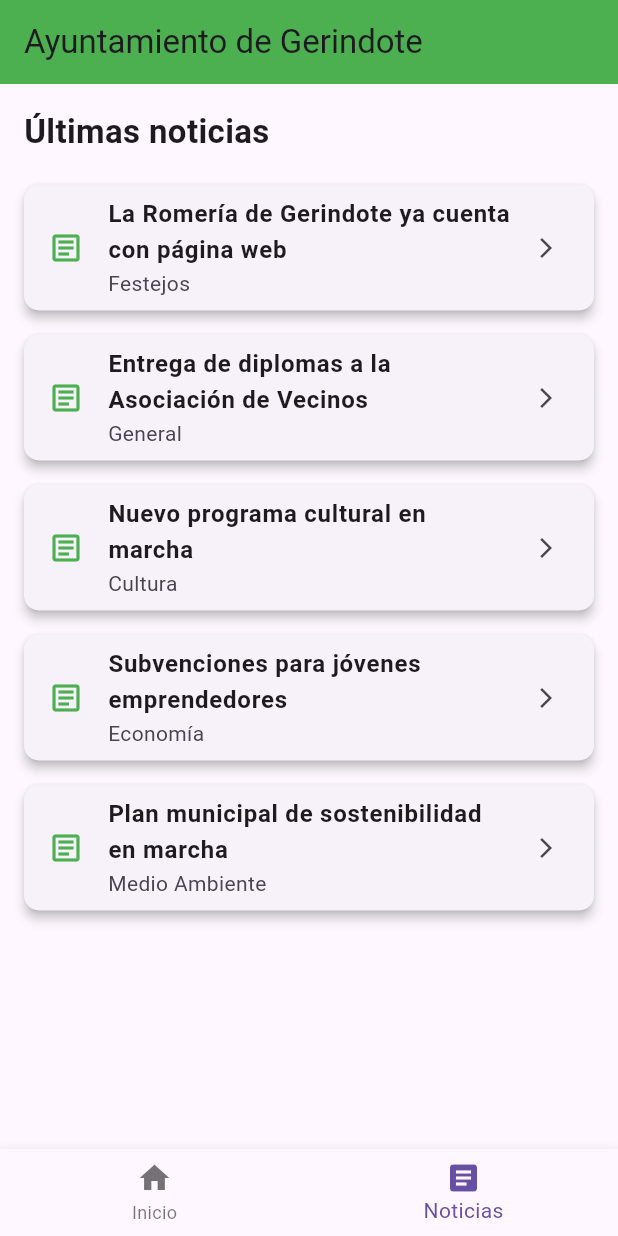
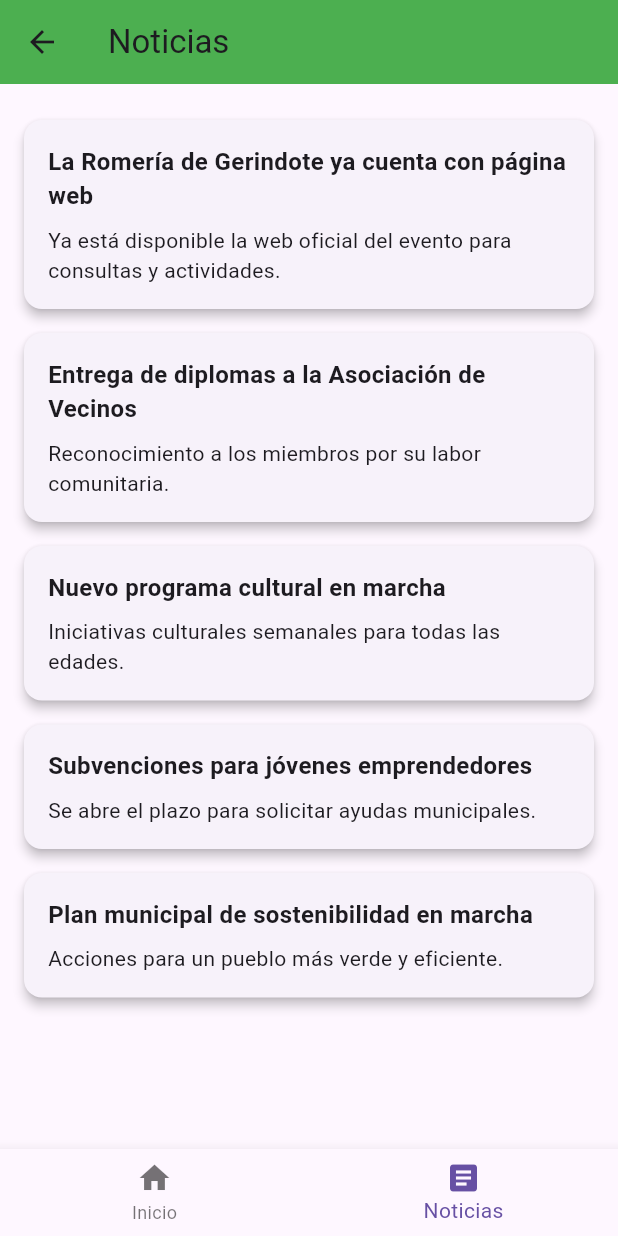
Before and after one commit to FeederMaster666/API_Gerindote, a Flutter app: the Noticias screen opened directly, on a phone screen of 412 x 824 dp. Run offline on Flutter 3.47's test engine with Material 3 defaults, Android fonts, the phone set to English and light mode, and no system bars; our stand-ins replace shared_preferences, table_calendar; accounts and stored records are empty; network calls fail.

Commit message:
casicasi
noticias sin foto, cambios esteticos tanto en actividades como en los espacios. Falta ver lo de las fotos en Noticias, y cambiar un poco lo de calendario y reservar.

```diff
--- a/APP MOVIL/lib/pages/Noticias.dart
+++ b/APP MOVIL/lib/pages/Noticias.dart
@@ -11,23 +11,26 @@ class _NoticiasState extends State<Noticias> {
   final List<Map<String, String>> noticias = [
     {
       "titulo": "La Romería de Gerindote ya cuenta con página web",
-      "categoria": "Festejos",
+      "descripcion":
+          "Ya está disponible la web oficial del evento para consultas y actividades.",
     },
     {
       "titulo": "Entrega de diplomas a la Asociación de Vecinos",
-      "categoria": "General",
+      "descripcion": "Reconocimiento a los miembros por su labor comunitaria.",
     },
-    {"titulo": "Nuevo programa cultural en marcha", "categoria": "Cultura"},
+    {
+      "titulo": "Nuevo programa cultural en marcha",
+      "descripcion": "Iniciativas culturales semanales para todas las edades.",
+    },
     {
       "titulo": "Subvenciones para jóvenes emprendedores",
-      "categoria": "Economía",
+      "descripcion": "Se abre el plazo para solicitar ayudas municipales.",
     },
     {
       "titulo": "Plan municipal de sostenibilidad en marcha",
-      "categoria": "Medio Ambiente",
+      "descripcion": "Acciones para un pueblo más verde y eficiente.",
     },
   ];
-
   int _selectedIndex = 1;
 
   void _onBottomNavTapped(int index) {
@@ -42,13 +45,6 @@ class _NoticiasState extends State<Noticias> {
         context,
         MaterialPageRoute(builder: (context) => Inicio()),
       );
-    } else if (index == 1) {
-      Navigator.pushReplacement(
-        context,
-        MaterialPageRoute(
-          builder: (context) => PaginaActividades(title: "Actividades"),
-        ),
-      );
     }
   }
 
@@ -56,50 +52,47 @@ class _NoticiasState extends State<Noticias> {
   Widget build(BuildContext context) {
     return Scaffold(
       appBar: AppBar(
-        title: Text("Ayuntamiento de Gerindote"),
+        title: Text("Noticias"),
         backgroundColor: Colors.green,
+        leading: IconButton(
+          icon: Icon(Icons.arrow_back),
+          onPressed: () => Navigator.pop(context),
+        ),
       ),
       body: Padding(
+        padding: const EdgeInsets.all(16),
+        child: ListView.builder(
+          itemCount: noticias.length,
+          itemBuilder: (context, index) {
+            final noticia = noticias[index];
+            return Card(
+              margin: EdgeInsets.symmetric(vertical: 8),
+              elevation: 3,
+              shape: RoundedRectangleBorder(
+                borderRadius: BorderRadius.circular(12),
+              ),
+              child: Padding(
                 padding: const EdgeInsets.all(16),
                 child: Column(
                   crossAxisAlignment: CrossAxisAlignment.start,
                   children: [
                     Text(
-              "Últimas noticias",
-              style: TextStyle(fontSize: 22, fontWeight: FontWeight.bold),
+                      noticia["titulo"]!,
+                      style: TextStyle(
+                        fontSize: 16,
+                        fontWeight: FontWeight.bold,
                       ),
-            SizedBox(height: 12),
-            Expanded(
-              child: ListView.builder(
-                itemCount: noticias.length,
-                itemBuilder: (context, index) {
-                  final noticia = noticias[index];
-                  return Card(
-                    elevation: 3,
-                    shape: RoundedRectangleBorder(
-                      borderRadius: BorderRadius.circular(10),
                     ),
-                    margin: EdgeInsets.symmetric(vertical: 8),
-                    child: ListTile(
-                      title: Text(
-                        noticia["titulo"]!,
-                        style: TextStyle(fontWeight: FontWeight.w600),
+                    SizedBox(height: 8),
+                    Text(
+                      noticia["descripcion"]!,
+                      style: TextStyle(fontSize: 14),
                     ),
-                      subtitle: Text(noticia["categoria"]!),
-                      leading: Icon(
-                        Icons.article_outlined,
-                        color: Colors.green,
+                  ],
                 ),
-                      trailing: Icon(Icons.arrow_forward_ios, size: 16),
-                      onTap: () {
-                        // Acción futura: navegar a detalle de noticia
-                      },
               ),
             );
           },
-              ),
-            ),
-          ],
         ),
       ),
       bottomNavigationBar: BottomNavigationBar(
```
Also changed, not shown: APP MOVIL/lib/pages/Inicio.dart (+51 -16 lines), APP MOVIL/lib/pages/PaginaActividades.dart (+18 -15 lines). Lines whose indentation alone changed are shown as unchanged.
